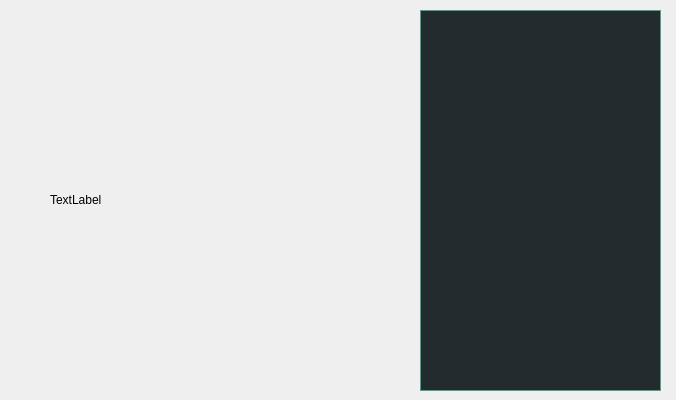
Old version of the form huffman.ui in the repository ggssh/ExternSort.
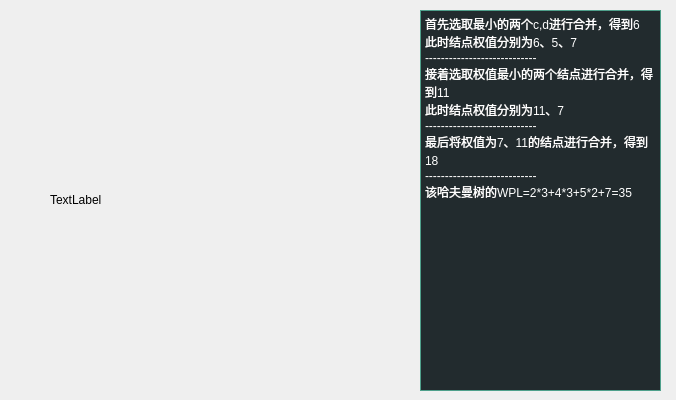
New version of the form.

Patch:
```diff
--- a/huffman.ui
+++ b/huffman.ui
@@ -42,6 +42,21 @@
 	background-color: #222b2e;
 	color: #FFFFFF;</string>
    </property>
+   <property name="html">
+    <string>&lt;!DOCTYPE HTML PUBLIC &quot;-//W3C//DTD HTML 4.0//EN&quot; &quot;http://www.w3.org/TR/REC-html40/strict.dtd&quot;&gt;
+&lt;html&gt;&lt;head&gt;&lt;meta name=&quot;qrichtext&quot; content=&quot;1&quot; /&gt;&lt;style type=&quot;text/css&quot;&gt;
+p, li { white-space: pre-wrap; }
+&lt;/style&gt;&lt;/head&gt;&lt;body style=&quot; font-family:'SimSun'; font-size:9pt; font-weight:400; font-style:normal;&quot;&gt;
+&lt;p style=&quot; margin-top:0px; margin-bottom:0px; margin-left:0px; margin-right:0px; -qt-block-indent:0; text-indent:0px;&quot;&gt;首先选取最小的两个c,d进行合并，得到6&lt;/p&gt;
+&lt;p style=&quot; margin-top:0px; margin-bottom:0px; margin-left:0px; margin-right:0px; -qt-block-indent:0; text-indent:0px;&quot;&gt;此时结点权值分别为6、5、7&lt;/p&gt;
+&lt;p style=&quot; margin-top:0px; margin-bottom:0px; margin-left:0px; margin-right:0px; -qt-block-indent:0; text-indent:0px;&quot;&gt;----------------------------&lt;/p&gt;
+&lt;p style=&quot; margin-top:0px; margin-bottom:0px; margin-left:0px; margin-right:0px; -qt-block-indent:0; text-indent:0px;&quot;&gt;接着选取权值最小的两个结点进行合并，得到11&lt;/p&gt;
+&lt;p style=&quot; margin-top:0px; margin-bottom:0px; margin-left:0px; margin-right:0px; -qt-block-indent:0; text-indent:0px;&quot;&gt;此时结点权值分别为11、7&lt;/p&gt;
+&lt;p style=&quot; margin-top:0px; margin-bottom:0px; margin-left:0px; margin-right:0px; -qt-block-indent:0; text-indent:0px;&quot;&gt;----------------------------&lt;/p&gt;
+&lt;p style=&quot; margin-top:0px; margin-bottom:0px; margin-left:0px; margin-right:0px; -qt-block-indent:0; text-indent:0px;&quot;&gt;最后将权值为7、11的结点进行合并，得到18&lt;/p&gt;
+&lt;p style=&quot; margin-top:0px; margin-bottom:0px; margin-left:0px; margin-right:0px; -qt-block-indent:0; text-indent:0px;&quot;&gt;----------------------------&lt;/p&gt;
+&lt;p style=&quot; margin-top:0px; margin-bottom:0px; margin-left:0px; margin-right:0px; -qt-block-indent:0; text-indent:0px;&quot;&gt;该哈夫曼树的WPL=2*3+4*3+5*2+7=35&lt;/p&gt;&lt;/body&gt;&lt;/html&gt;</string>
+   </property>
   </widget>
  </widget>
  <resources/>
```
